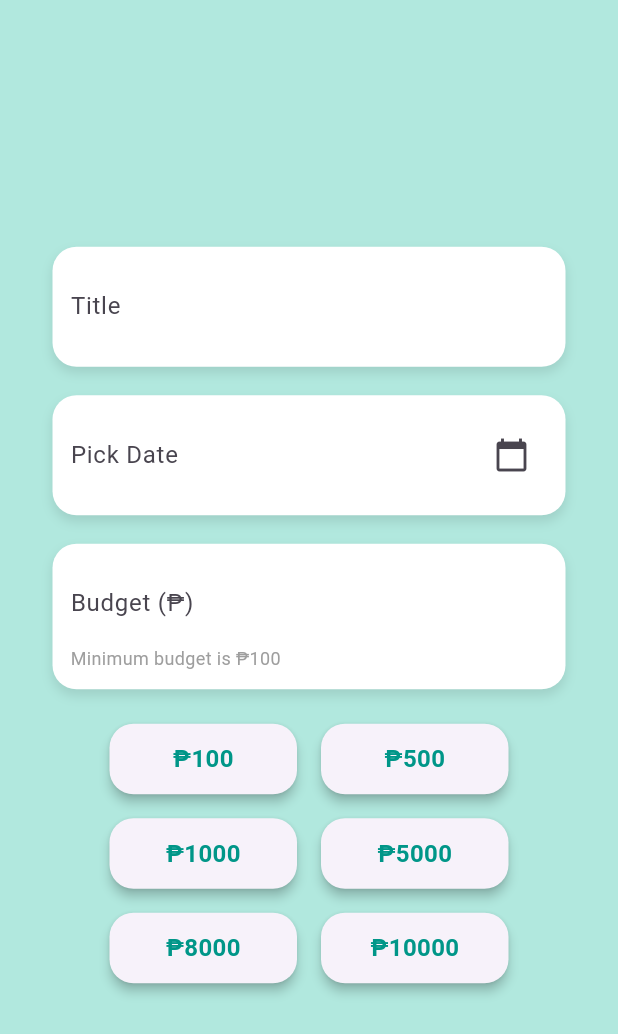
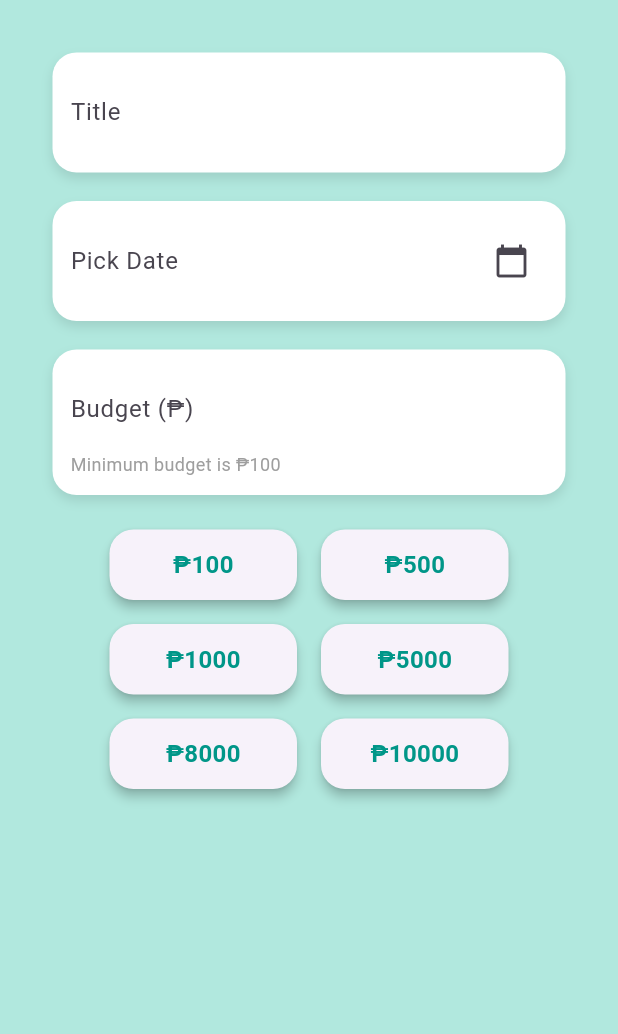
Before and after one commit to leviticuz/budgy, a Flutter app: the CreateTab screen opened directly with empty values, on a phone screen of 412 x 824 dp. Shown: the top 1034 px of the screen. Run offline on Flutter 3.47's test engine with Material 3 defaults, Android fonts, the phone set to English and light mode, and no system bars; our stand-ins replace firebase_core, firebase_database, fl_chart, pie_chart; accounts and stored records are empty.

Commit message:
medj pinaka updated

```diff
--- a/lib/createList.dart
+++ b/lib/createList.dart
@@ -17,7 +17,7 @@ class CreateTab extends StatelessWidget {
     required this.selectedDate,
     required this.onDatePicked,
     required this.onSelectDate,
-    required this.isNewList
+    required this.isNewList,
   });
 
   @override
@@ -26,13 +26,14 @@ class CreateTab extends StatelessWidget {
       titleController.clear();
       budgetController.clear();
     }
+
     return Scaffold(
       backgroundColor: Color(0xFFB1E8DE),
-      body: Padding(
+      body: SingleChildScrollView(
+        child: Padding(
           padding: EdgeInsets.all(16.0),
           child: Column(
             children: [
-            Spacer(),
               Container(
                 padding: EdgeInsets.all(19.0),
                 decoration: BoxDecoration(
@@ -40,6 +41,7 @@ class CreateTab extends StatelessWidget {
                 ),
                 child: Column(
                   children: [
+                    // Title Input Field
                     Container(
                       margin: EdgeInsets.only(bottom: 19),
                       padding: EdgeInsets.all(12.0),
@@ -62,6 +64,8 @@ class CreateTab extends StatelessWidget {
                         ),
                       ),
                     ),
+
+                    // Date Input Field
                     Container(
                       margin: EdgeInsets.only(bottom: 19),
                       padding: EdgeInsets.all(12.0),
@@ -94,7 +98,10 @@ class CreateTab extends StatelessWidget {
                           ),
                         ],
                       ),
-                  ), Container(
+                    ),
+
+                    // Budget Input Field
+                    Container(
                       margin: EdgeInsets.only(bottom: 19),
                       padding: EdgeInsets.all(12.0),
                       decoration: BoxDecoration(
@@ -185,8 +192,8 @@ class CreateTab extends StatelessWidget {
                   ],
                 ),
               ),
-            Spacer(),
             ],
+          ),
         ),
       ),
     );
```
Lines whose indentation alone changed are shown as unchanged.
